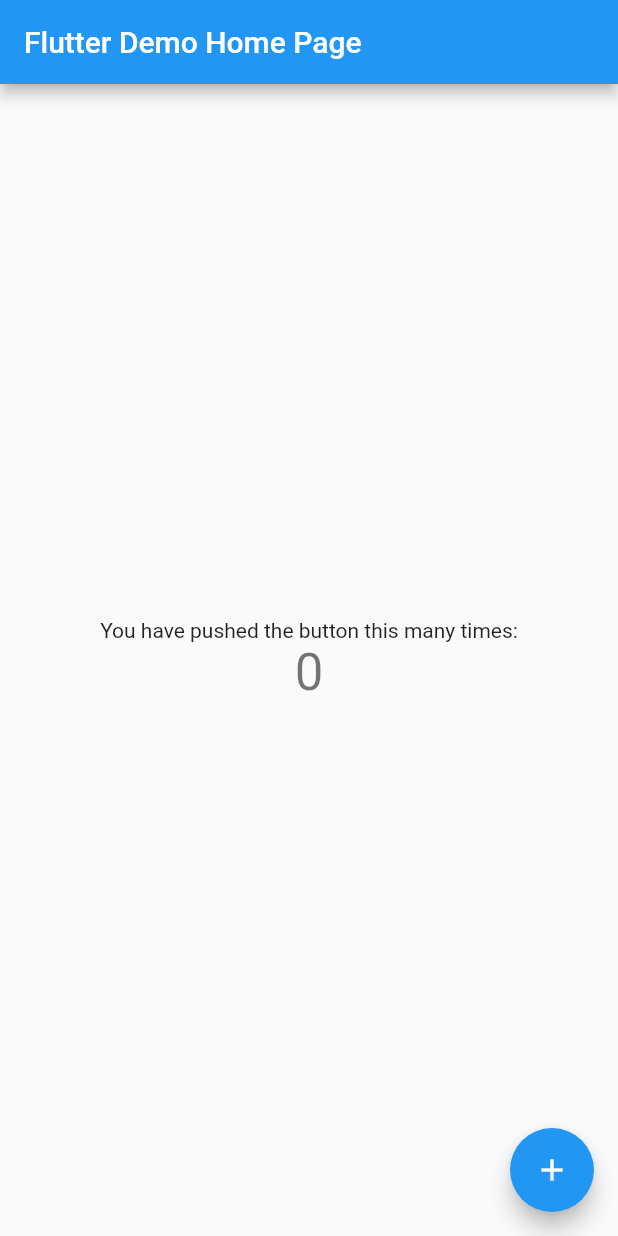
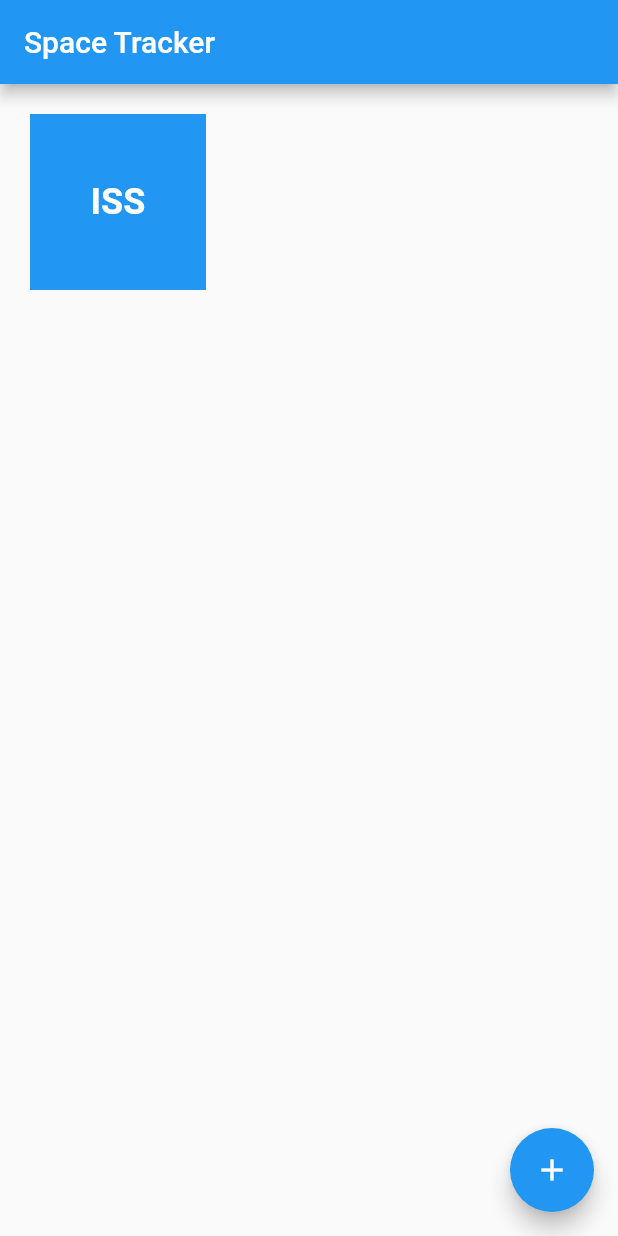
Before and after one commit to TimBibb/Space_Tracker_Flutter, a Flutter app: the screen it shows after launch, on a phone screen of 412 x 824 dp. Run offline on Flutter 3.47's test engine with Material 2 defaults, Android fonts, the phone set to English and light mode, and no system bars.

Commit message:
basic grid view

```diff
--- a/Space_Tracker/lib/main.dart
+++ b/Space_Tracker/lib/main.dart
@@ -9,7 +9,7 @@ class MyApp extends StatelessWidget {
 	@override
 	Widget build(BuildContext context) {
 		return MaterialApp(
-      title: 'Flutter Demo',
+			title: 'Space Tracker',
 			theme: ThemeData(
 				// This is the theme of your application.
 				//
@@ -26,7 +26,7 @@ class MyApp extends StatelessWidget {
 				// closer together (more dense) than on mobile platforms.
 				visualDensity: VisualDensity.adaptivePlatformDensity,
 			),
-      home: MyHomePage(title: 'Flutter Demo Home Page'),
+			home: MyHomePage(title: 'Space Tracker'),
 		);
 	}
 }
@@ -59,7 +59,7 @@ class _MyHomePageState extends State<MyHomePage> {
 			// so that the display can reflect the updated values. If we changed
 			// _counter without calling setState(), then the build method would not be
 			// called again, and so nothing would appear to happen.
-      _counter++;
+			_counter += 4;
 		});
 	}
 
@@ -80,32 +80,31 @@ class _MyHomePageState extends State<MyHomePage> {
 			body: Center(
 				// Center is a layout widget. It takes a single child and positions it
 				// in the middle of the parent.
-        child: Column(
-          // Column is also a layout widget. It takes a list of children and
-          // arranges them vertically. By default, it sizes itself to fit its
-          // children horizontally, and tries to be as tall as its parent.
-          //
-          // Invoke "debug painting" (press "p" in the console, choose the
-          // "Toggle Debug Paint" action from the Flutter Inspector in Android
-          // Studio, or the "Toggle Debug Paint" command in Visual Studio Code)
-          // to see the wireframe for each widget.
-          //
-          // Column has various properties to control how it sizes itself and
-          // how it positions its children. Here we use mainAxisAlignment to
-          // center the children vertically; the main axis here is the vertical
-          // axis because Columns are vertical (the cross axis would be
-          // horizontal).
-          mainAxisAlignment: MainAxisAlignment.center,
+				child: GridView.count(
+						primary: true,
+						padding: const EdgeInsets.all(20),
+						crossAxisSpacing: 10,
+						mainAxisSpacing: 10,
+						crossAxisCount: 3,
+
 						children: <Widget>[
-            Text(
-              'You have pushed the button this many times:',
+							Container(
+							padding: const EdgeInsets.all(8),
+							color: Colors.blue,
+							child: new Center(
+								child: const Text(
+									'ISS',
+									textAlign: TextAlign.center,
+									style: TextStyle(
+											fontSize: 24,
+											fontWeight: FontWeight.bold,
+											color: Colors.white
 										),
-            Text(
-              '$_counter',
-              style: Theme.of(context).textTheme.headline4,
 									),
+							),
+						)
 						],
-        ),
+					)
 			),
 			floatingActionButton: FloatingActionButton(
 				onPressed: _incrementCounter,
```
Lines whose indentation alone changed are shown as unchanged.
